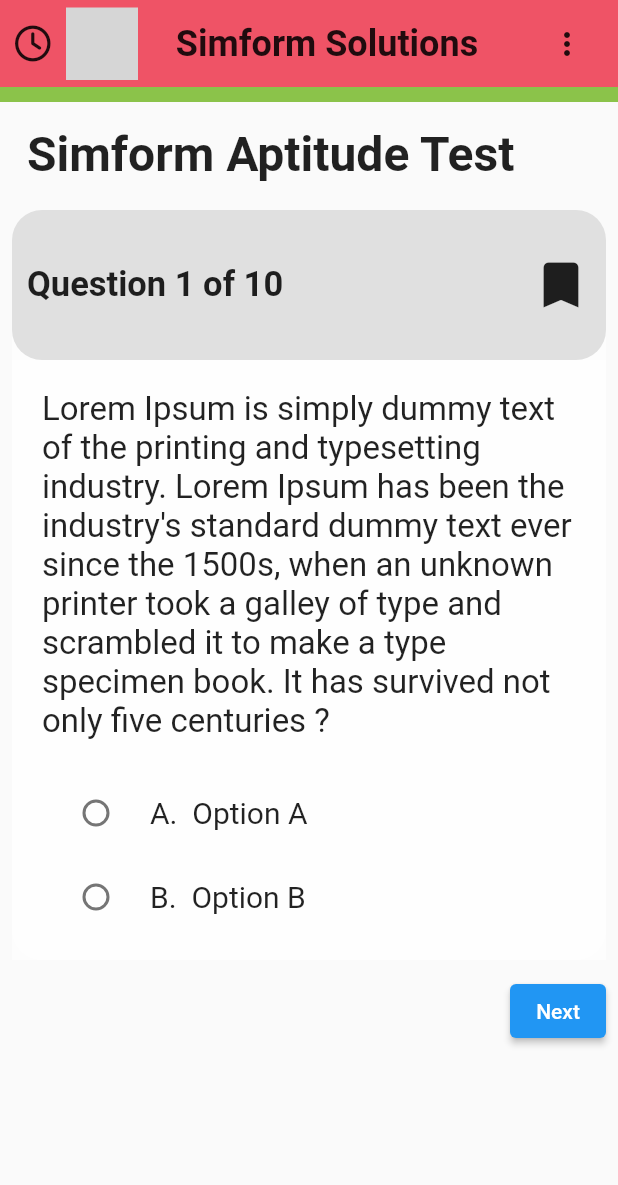
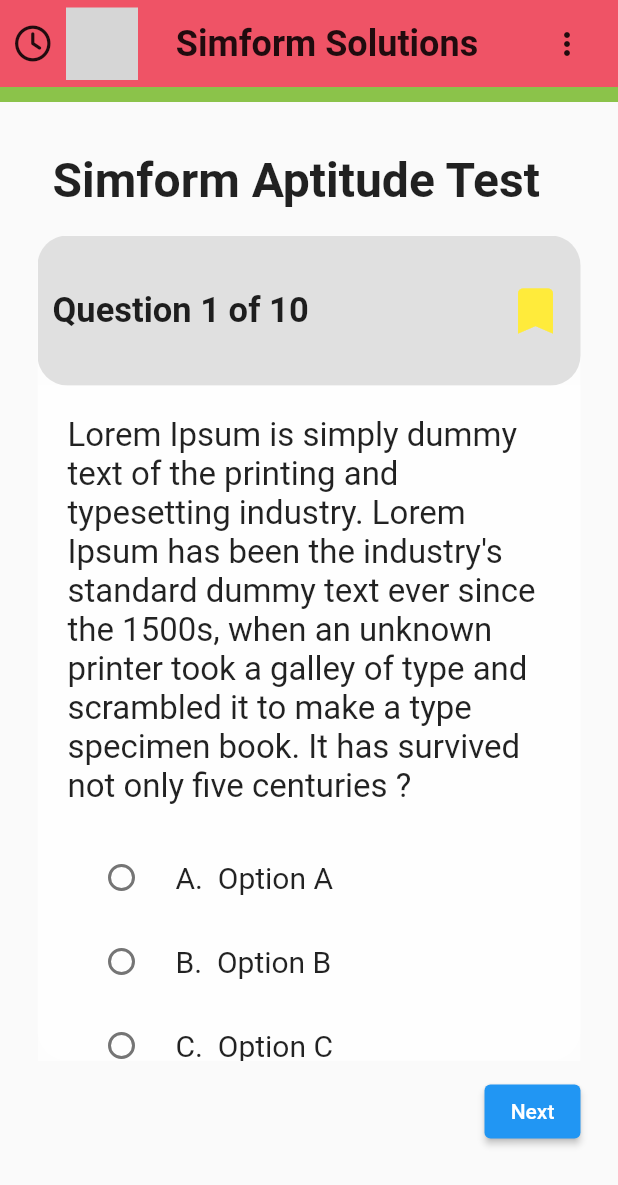
Before and after one commit to jaiminrana05/basic-navigation-go-route, a Flutter app: the screen it shows after launch, on a phone screen of 412 x 824 dp. Shown: the top 1185 px of the screen. Run offline on Flutter 3.47's test engine with Material 2 defaults, Android fonts, the phone set to English and light mode, and no system bars; our stand-ins replace flutter_mobx, font_awesome_flutter, go_router, mobx, responsive_framework, shared_preferences; missing offline and left inert: custom_timer; generated files the repository leaves out were written again; grey boxes are pictures that could not be loaded.

Commit message:
Handled responsive UI for question Screen

```diff
--- a/lib/main.dart
+++ b/lib/main.dart
@@ -31,10 +31,11 @@
         builder: (context, widget) => ResponsiveWrapper.builder(
           ClampingScrollWrapper.builder(context, widget!),
           breakpoints: const [
-            ResponsiveBreakpoint.resize(450, name: MOBILE),
-            ResponsiveBreakpoint.autoScale(800, name: TABLET),
-            ResponsiveBreakpoint.resize(1100, name: DESKTOP),
-            ResponsiveBreakpoint.autoScale(1700, name: 'XL'),
+            ResponsiveBreakpoint.resize(500, name: MOBILE),
+            ResponsiveBreakpoint.resize(850, name: TABLET),
+            ResponsiveBreakpoint.resize(1150, name: DESKTOP),
+            ResponsiveBreakpoint.resize(1350, name: 'BIGDESKTOP'),
+            ResponsiveBreakpoint.resize(1700, name: 'XL'),
           ],
         ),
         debugShowCheckedModeBanner: false,
--- a/lib/pages/user/main_question_screen.dart
+++ b/lib/pages/user/main_question_screen.dart
@@ -19,9 +19,7 @@
 
   @override
   Widget build(BuildContext context) {
-    return SizedBox(
-      height: 150,
-      child: SingleChildScrollView(
+    return SingleChildScrollView(
       child: Column(
         children: [
           Container(
@@ -47,6 +45,7 @@
                 const Icon(
                   Icons.bookmark,
                   size: 40,
+                  color: Colors.yellow,
                 ),
               ],
             ),
@@ -138,7 +137,6 @@
           ),
         ],
       ),
-      ),
     );
   }
 }
--- a/lib/pages/user/user_question.dart
+++ b/lib/pages/user/user_question.dart
@@ -12,10 +12,15 @@
   State<UserQuestion> createState() => _UserQuestionState();
 }
 
-class _UserQuestionState extends State<UserQuestion> {
+class _UserQuestionState extends State<UserQuestion>
+    with SingleTickerProviderStateMixin {
   var pageController = PageController();
 
   int _currentPage = 0;
+
+  bool collapsible = false;
+
+  late final AnimationController _controller;
 
   var pages = List.generate(
     10,
@@ -24,22 +29,41 @@
     ),
   );
 
-  bool collapseable = false;
+  @override
+  void initState() {
+    super.initState();
+    _controller = AnimationController(
+      duration: const Duration(milliseconds: 300),
+      vsync: this,
+    );
+  }
+
+  @override
+  void dispose() {
+    _controller.dispose();
+    super.dispose();
+  }
 
   @override
   Widget build(BuildContext context) {
-    bool myScreenWidth = MediaQuery.of(context).size.width > 1020;
     return Scaffold(
       body: SingleChildScrollView(
         child: Column(
           children: [
             const CustomAppBar(),
             Padding(
-              padding: const EdgeInsets.all(8.0),
+              padding: const EdgeInsets.all(25),
               child: Row(
                 crossAxisAlignment: CrossAxisAlignment.start,
                 children: [
                   Expanded(
+                    child: Padding(
+                      padding: EdgeInsets.symmetric(
+                          horizontal: nowCenter
+                              ? 100
+                              : isCenter
+                                  ? 240
+                                  : 0),
                       child: Column(
                         crossAxisAlignment: CrossAxisAlignment.start,
                         children: [
@@ -56,15 +80,15 @@
                           ),
                           const SizedBox(height: 10),
                           Container(
+                            height: ResponsiveWrapper.of(context).equals(MOBILE)
+                                ? 620
+                                : 550,
                             decoration: const BoxDecoration(
                               color: Colors.white54,
                               borderRadius: BorderRadius.all(
                                 Radius.circular(20),
                               ),
                             ),
-
-                          height: 500,
-                          // width: 500,
                             child: PageView(
                               controller: pageController,
                               children: [...pages],
@@ -79,7 +103,8 @@
                                 child: ElevatedButton(
                                   onPressed: () {
                                     if (_currentPage != 0) {
-                                    pageController.animateToPage(--_currentPage,
+                                      pageController.animateToPage(
+                                          --_currentPage,
                                           duration:
                                               const Duration(milliseconds: 300),
                                           curve: Curves.easeInOut);
@@ -123,7 +148,8 @@
                                 child: ElevatedButton(
                                   onPressed: () {
                                     if (_currentPage < pages.length - 1) {
-                                    pageController.animateToPage(++_currentPage,
+                                      pageController.animateToPage(
+                                          ++_currentPage,
                                           duration:
                                               const Duration(milliseconds: 300),
                                           curve: Curves.easeInOut);
@@ -138,17 +164,24 @@
                         ],
                       ),
                     ),
+                  ),
                   ResponsiveVisibility(
                     hiddenWhen: const [Condition.smallerThan(name: DESKTOP)],
-                    child: AnimatedContainer(
+                    child: SizeTransition(
+                      axis: Axis.horizontal,
+                      sizeFactor: _controller,
+                      child: Container(
                         margin: const EdgeInsets.only(left: 30),
-                      duration: const Duration(milliseconds: 3000),
-                      width: collapseable ? 0 : 400,
+                        //duration: const Duration(milliseconds: 300),
+                        width: 400,
                         child: Column(
                           children: [
-                          Visibility(
-                            visible: !collapseable,
-                            child: const Text('Quiz Summary'),
+                            const Text(
+                              'Quiz Summary',
+                              style: TextStyle(
+                                fontSize: 20,
+                                fontWeight: FontWeight.bold,
+                              ),
                             ),
                             const SizedBox(height: 10),
                             Container(
@@ -177,7 +210,8 @@
                                     onTap: () {
                                       setState(() {
                                         _currentPage = index;
-                                      pageController.animateToPage(_currentPage,
+                                        pageController.animateToPage(
+                                            _currentPage,
                                             duration: const Duration(
                                               milliseconds: 300,
                                             ),
@@ -210,8 +244,6 @@
                               ),
                               height: 250,
                               width: 400,
-                            child: Visibility(
-                              visible: !collapseable,
                               child: Column(
                                 mainAxisAlignment:
                                     MainAxisAlignment.spaceEvenly,
@@ -225,17 +257,20 @@
                                 ],
                               ),
                             ),
-                          ),
                           ],
                         ),
                       ),
                     ),
-                  Visibility(
-                    visible: myScreenWidth,
+                  ),
+                  ResponsiveVisibility(
+                    hiddenWhen: const [Condition.smallerThan(name: DESKTOP)],
                     child: GestureDetector(
                       onTap: () {
                         setState(() {
-                          collapseable = !collapseable;
+                          !collapsible
+                              ? _controller.forward()
+                              : _controller.reverse();
+                          collapsible = !collapsible;
                         });
                       },
                       child: Container(
@@ -245,7 +280,7 @@
                         ),
                         child: Center(
                           child: Icon(
-                            collapseable
+                            collapsible
                                 ? Icons.chevron_left
                                 : Icons.chevron_right,
                           ),
@@ -261,4 +296,11 @@
       ),
     );
   }
+
+  bool get isCenter =>
+      ResponsiveWrapper.of(context).isLargerThan(TABLET) &&
+      collapsible == false;
+
+  bool get nowCenter =>
+      isCenter && ResponsiveWrapper.of(context).isSmallerThan('BIGDESKTOP');
 }
```
Also changed, not shown: lib/pages/user/custom_app_bar.dart (+12 -11 lines), lib/pages/user/view_all_question_dialog.dart (+72 -40 lines). Lines whose indentation alone changed are shown as unchanged.
